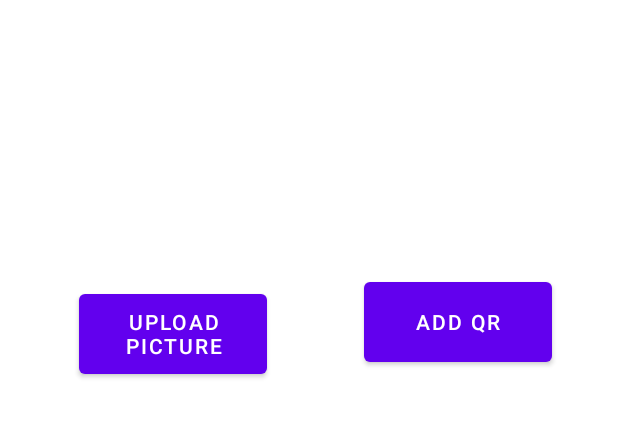
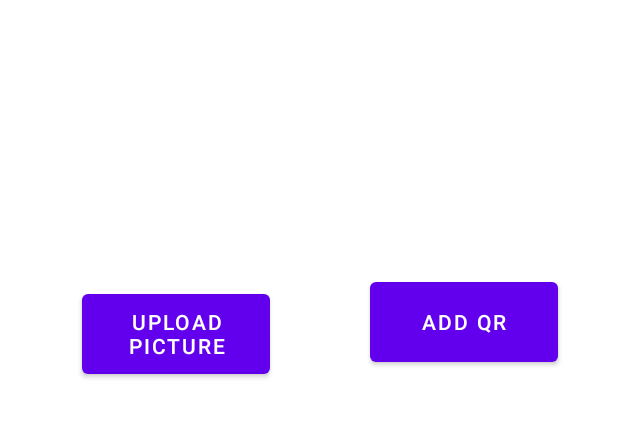
Before and after one commit to CMPUT301W22T05/QRHunter, an Android app: the layout add_qr_code_layout.xml on its own in the app's theme, with its tools: preview values and no code run, on a phone screen of 412 x 824 dp, the part 483-921 px from its top. Run offline under Robolectric (Android 15) with nearby library versions, the light colour scheme and no system bars.

Commit message:
wenhao for new layout -- add_qr_code_layout.xml

```diff
--- a/version 1/app/src/main/res/layout/add_qr_code_layout.xml
+++ b/version 1/app/src/main/res/layout/add_qr_code_layout.xml
@@ -46,7 +46,7 @@
         android:id="@+id/add_qr_button"
         android:layout_width="125dp"
         android:layout_height="65dp"
-        android:layout_marginEnd="44dp"
+        android:layout_marginEnd="40dp"
         android:text="Add QR"
         app:layout_constraintBaseline_toBaselineOf="@+id/upload_picture_button"
         app:layout_constraintEnd_toEndOf="parent" />
```
